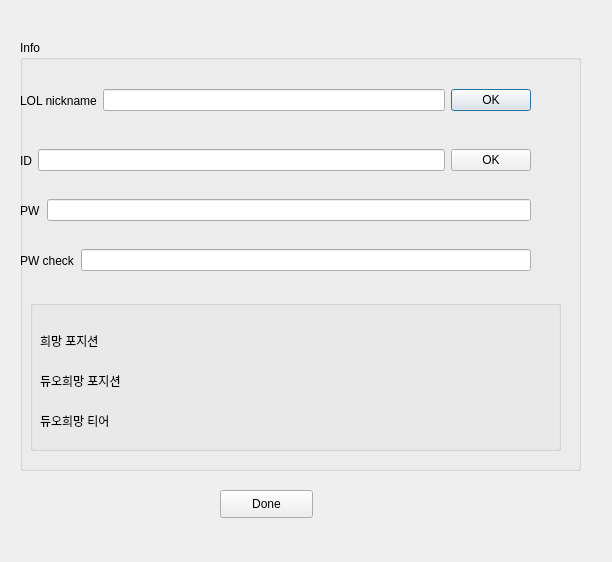
CAU-OSS-2019/team-project-team17, file signup.ui: the form before one commit.
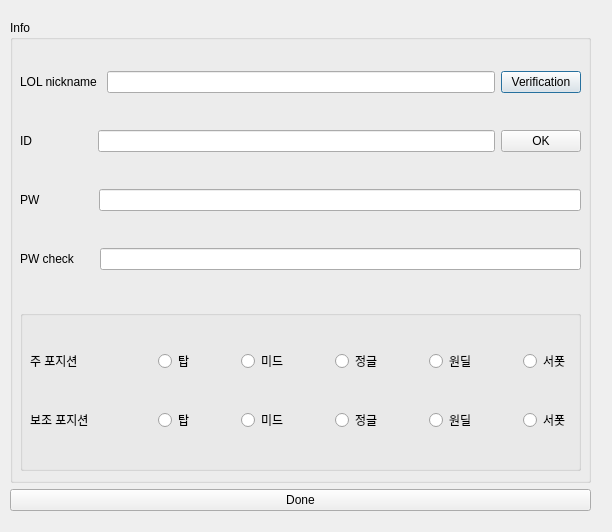
The form after the commit.

What changed in the file:
```diff
--- a/signup.ui
+++ b/signup.ui
@@ -7,38 +7,43 @@
     <x>0</x>
     <y>0</y>
     <width>612</width>
-    <height>562</height>
+    <height>532</height>
    </rect>
   </property>
   <property name="windowTitle">
    <string>Dialog</string>
   </property>
+  <widget class="QWidget" name="verticalLayoutWidget_2">
+   <property name="geometry">
+    <rect>
+     <x>10</x>
+     <y>20</y>
+     <width>581</width>
+     <height>491</height>
+    </rect>
+   </property>
+   <layout class="QVBoxLayout" name="verticalLayout_5">
+    <item>
   <widget class="QGroupBox" name="groupBox">
-   <property name="geometry">
-    <rect>
-     <x>20</x>
-     <y>40</y>
-     <width>561</width>
-     <height>431</height>
-    </rect>
-   </property>
    <property name="title">
     <string>Info</string>
    </property>
    <widget class="QWidget" name="horizontalLayoutWidget">
     <property name="geometry">
      <rect>
-      <x>0</x>
-      <y>40</y>
-      <width>511</width>
-      <height>41</height>
-     </rect>
-    </property>
+         <x>10</x>
+         <y>20</y>
+         <width>561</width>
+         <height>261</height>
+        </rect>
+       </property>
+       <layout class="QVBoxLayout" name="verticalLayout_4">
+        <item>
     <layout class="QHBoxLayout" name="horizontalLayout">
      <item>
       <widget class="QLabel" name="label">
        <property name="text">
-        <string>LOL nickname</string>
+             <string>LOL nickname </string>
        </property>
       </widget>
      </item>
@@ -48,26 +53,21 @@
      <item>
       <widget class="QPushButton" name="pushButton_3">
        <property name="text">
-        <string>OK</string>
+             <string>Verification</string>
        </property>
       </widget>
      </item>
-    </layout>
-   </widget>
-   <widget class="QWidget" name="horizontalLayoutWidget_2">
-    <property name="geometry">
-     <rect>
-      <x>0</x>
-      <y>100</y>
-      <width>511</width>
-      <height>41</height>
-     </rect>
-    </property>
+          <item>
+           <layout class="QHBoxLayout" name="horizontalLayout_7"/>
+          </item>
+         </layout>
+        </item>
+        <item>
     <layout class="QHBoxLayout" name="horizontalLayout_2">
      <item>
       <widget class="QLabel" name="label_2">
        <property name="text">
-        <string>ID</string>
+             <string>ID                  </string>
        </property>
       </widget>
      </item>
@@ -81,22 +81,17 @@
        </property>
       </widget>
      </item>
-    </layout>
-   </widget>
-   <widget class="QWidget" name="horizontalLayoutWidget_3">
-    <property name="geometry">
-     <rect>
-      <x>0</x>
-      <y>150</y>
-      <width>511</width>
-      <height>41</height>
-     </rect>
-    </property>
+          <item>
+           <layout class="QHBoxLayout" name="horizontalLayout_8"/>
+          </item>
+         </layout>
+        </item>
+        <item>
     <layout class="QHBoxLayout" name="horizontalLayout_3">
      <item>
       <widget class="QLabel" name="label_3">
        <property name="text">
-        <string>PW</string>
+             <string>PW                </string>
        </property>
       </widget>
      </item>
@@ -107,96 +102,305 @@
        </property>
       </widget>
      </item>
-    </layout>
-   </widget>
-   <widget class="QWidget" name="horizontalLayoutWidget_4">
-    <property name="geometry">
-     <rect>
-      <x>0</x>
-      <y>200</y>
-      <width>511</width>
-      <height>41</height>
-     </rect>
-    </property>
+          <item>
+           <layout class="QHBoxLayout" name="horizontalLayout_9"/>
+          </item>
+         </layout>
+        </item>
+        <item>
     <layout class="QHBoxLayout" name="horizontalLayout_4">
      <item>
       <widget class="QLabel" name="label_4">
        <property name="text">
-        <string>PW check</string>
+             <string>PW check      </string>
        </property>
       </widget>
      </item>
      <item>
       <widget class="QLineEdit" name="lineEdit_password2"/>
      </item>
+          <item>
+           <layout class="QHBoxLayout" name="horizontalLayout_10"/>
+          </item>
+         </layout>
+        </item>
     </layout>
    </widget>
    <widget class="QGroupBox" name="groupBox_2">
     <property name="geometry">
      <rect>
       <x>10</x>
-      <y>260</y>
-      <width>531</width>
-      <height>151</height>
+         <y>290</y>
+         <width>561</width>
+         <height>161</height>
      </rect>
     </property>
     <property name="title">
      <string/>
     </property>
+       <widget class="QWidget" name="gridLayoutWidget">
+        <property name="geometry">
+         <rect>
+          <x>10</x>
+          <y>10</y>
+          <width>541</width>
+          <height>141</height>
+         </rect>
+        </property>
+        <layout class="QGridLayout" name="gridLayout">
+         <item row="1" column="2">
+          <layout class="QHBoxLayout" name="horizontalLayout_5">
+           <item>
+            <widget class="QRadioButton" name="radioButton_5">
+             <property name="text">
+              <string>탑</string>
+             </property>
+             <attribute name="buttonGroup">
+              <string notr="true">buttonGroup</string>
+             </attribute>
+            </widget>
+           </item>
+           <item>
+            <spacer name="horizontalSpacer_6">
+             <property name="orientation">
+              <enum>Qt::Horizontal</enum>
+             </property>
+             <property name="sizeHint" stdset="0">
+              <size>
+               <width>40</width>
+               <height>20</height>
+              </size>
+             </property>
+            </spacer>
+           </item>
+           <item>
+            <widget class="QRadioButton" name="radioButton_4">
+             <property name="text">
+              <string>미드</string>
+             </property>
+             <attribute name="buttonGroup">
+              <string notr="true">buttonGroup</string>
+             </attribute>
+            </widget>
+           </item>
+           <item>
+            <spacer name="horizontalSpacer_3">
+             <property name="orientation">
+              <enum>Qt::Horizontal</enum>
+             </property>
+             <property name="sizeHint" stdset="0">
+              <size>
+               <width>40</width>
+               <height>20</height>
+              </size>
+             </property>
+            </spacer>
+           </item>
+           <item>
+            <widget class="QRadioButton" name="radioButton_3">
+             <property name="text">
+              <string>정글</string>
+             </property>
+             <attribute name="buttonGroup">
+              <string notr="true">buttonGroup</string>
+             </attribute>
+            </widget>
+           </item>
+           <item>
+            <spacer name="horizontalSpacer_4">
+             <property name="orientation">
+              <enum>Qt::Horizontal</enum>
+             </property>
+             <property name="sizeHint" stdset="0">
+              <size>
+               <width>40</width>
+               <height>20</height>
+              </size>
+             </property>
+            </spacer>
+           </item>
+           <item>
+            <widget class="QRadioButton" name="radioButton_2">
+             <property name="text">
+              <string>원딜</string>
+             </property>
+             <attribute name="buttonGroup">
+              <string notr="true">buttonGroup</string>
+             </attribute>
+            </widget>
+           </item>
+           <item>
+            <spacer name="horizontalSpacer_5">
+             <property name="orientation">
+              <enum>Qt::Horizontal</enum>
+             </property>
+             <property name="sizeHint" stdset="0">
+              <size>
+               <width>40</width>
+               <height>20</height>
+              </size>
+             </property>
+            </spacer>
+           </item>
+           <item>
+            <widget class="QRadioButton" name="radioButton">
+             <property name="text">
+              <string>서폿</string>
+             </property>
+             <attribute name="buttonGroup">
+              <string notr="true">buttonGroup</string>
+             </attribute>
+            </widget>
+           </item>
+          </layout>
+         </item>
+         <item row="2" column="2">
+          <layout class="QHBoxLayout" name="horizontalLayout_6">
+           <item>
+            <widget class="QRadioButton" name="radioButton_6">
+             <property name="text">
+              <string>탑</string>
+             </property>
+             <attribute name="buttonGroup">
+              <string notr="true">buttonGroup_2</string>
+             </attribute>
+            </widget>
+           </item>
+           <item>
+            <spacer name="horizontalSpacer_2">
+             <property name="orientation">
+              <enum>Qt::Horizontal</enum>
+             </property>
+             <property name="sizeHint" stdset="0">
+              <size>
+               <width>40</width>
+               <height>20</height>
+              </size>
+             </property>
+            </spacer>
+           </item>
+           <item>
+            <widget class="QRadioButton" name="radioButton_7">
+             <property name="text">
+              <string>미드</string>
+             </property>
+             <attribute name="buttonGroup">
+              <string notr="true">buttonGroup_2</string>
+             </attribute>
+            </widget>
+           </item>
+           <item>
+            <spacer name="horizontalSpacer_7">
+             <property name="orientation">
+              <enum>Qt::Horizontal</enum>
+             </property>
+             <property name="sizeHint" stdset="0">
+              <size>
+               <width>40</width>
+               <height>20</height>
+              </size>
+             </property>
+            </spacer>
+           </item>
+           <item>
+            <widget class="QRadioButton" name="radioButton_8">
+             <property name="text">
+              <string>정글</string>
+             </property>
+             <attribute name="buttonGroup">
+              <string notr="true">buttonGroup_2</string>
+             </attribute>
+            </widget>
+           </item>
+           <item>
+            <spacer name="horizontalSpacer_8">
+             <property name="orientation">
+              <enum>Qt::Horizontal</enum>
+             </property>
+             <property name="sizeHint" stdset="0">
+              <size>
+               <width>40</width>
+               <height>20</height>
+              </size>
+             </property>
+            </spacer>
+           </item>
+           <item>
+            <widget class="QRadioButton" name="radioButton_9">
+             <property name="text">
+              <string>원딜</string>
+             </property>
+             <attribute name="buttonGroup">
+              <string notr="true">buttonGroup_2</string>
+             </attribute>
+            </widget>
+           </item>
+           <item>
+            <spacer name="horizontalSpacer_9">
+             <property name="orientation">
+              <enum>Qt::Horizontal</enum>
+             </property>
+             <property name="sizeHint" stdset="0">
+              <size>
+               <width>40</width>
+               <height>20</height>
+              </size>
+             </property>
+            </spacer>
+           </item>
+           <item>
+            <widget class="QRadioButton" name="radioButton_10">
+             <property name="text">
+              <string>서폿</string>
+             </property>
+             <attribute name="buttonGroup">
+              <string notr="true">buttonGroup_2</string>
+             </attribute>
+            </widget>
+           </item>
+          </layout>
+         </item>
+         <item row="1" column="0">
     <widget class="QLabel" name="label_5">
-     <property name="geometry">
-      <rect>
-       <x>10</x>
-       <y>30</y>
-       <width>81</width>
-       <height>21</height>
-      </rect>
-     </property>
      <property name="text">
-      <string>희망 포지션</string>
-     </property>
-    </widget>
+            <string>주 포지션</string>
+           </property>
+          </widget>
+         </item>
+         <item row="2" column="0">
     <widget class="QLabel" name="label_6">
-     <property name="geometry">
-      <rect>
-       <x>10</x>
-       <y>70</y>
-       <width>121</width>
-       <height>21</height>
-      </rect>
-     </property>
      <property name="text">
-      <string>듀오희망 포지션</string>
-     </property>
-    </widget>
-    <widget class="QLabel" name="label_7">
-     <property name="geometry">
-      <rect>
-       <x>10</x>
-       <y>110</y>
-       <width>101</width>
-       <height>21</height>
-      </rect>
-     </property>
-     <property name="text">
-      <string>듀오희망 티어</string>
-     </property>
+            <string>보조 포지션</string>
+           </property>
+          </widget>
+         </item>
+         <item row="1" column="1">
+          <spacer name="horizontalSpacer">
+           <property name="orientation">
+            <enum>Qt::Horizontal</enum>
+           </property>
+           <property name="sizeHint" stdset="0">
+            <size>
+             <width>40</width>
+             <height>20</height>
+            </size>
+           </property>
+          </spacer>
+         </item>
+        </layout>
     </widget>
    </widget>
   </widget>
+    </item>
+    <item>
   <widget class="QPushButton" name="pushButton_OK">
-   <property name="geometry">
-    <rect>
-     <x>220</x>
-     <y>490</y>
-     <width>93</width>
-     <height>28</height>
-    </rect>
-   </property>
    <property name="text">
     <string>Done</string>
    </property>
   </widget>
+    </item>
+   </layout>
+  </widget>
  </widget>
  <resources/>
  <connections/>
```
Left out of the diff: 6 changed lines with no effect on the pictures. Lines whose indentation alone changed are shown as unchanged.
